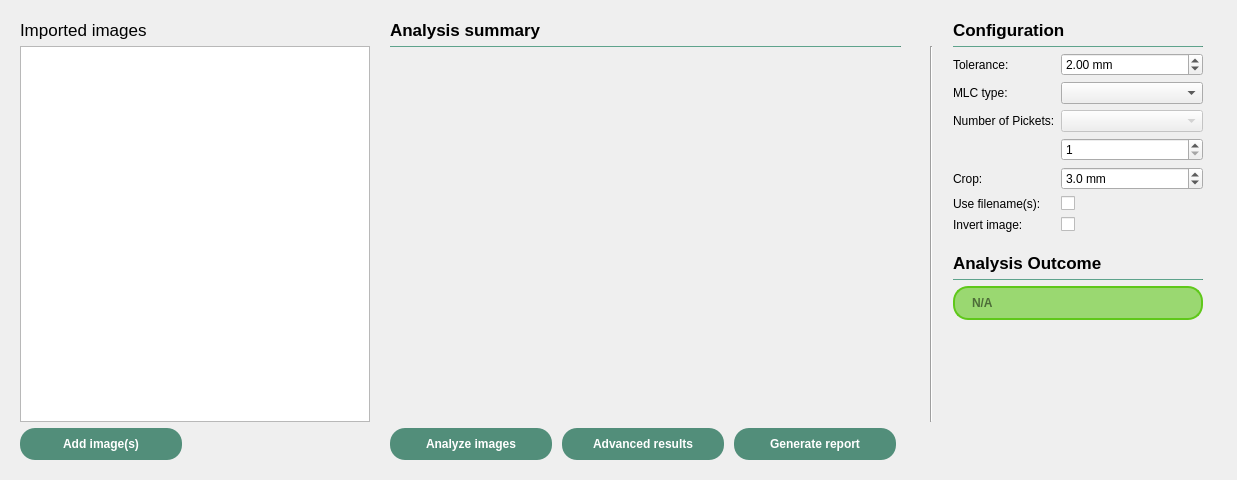
Above: ui/qt_ui/picketFenceWorksheet.ui from Quantico-Bullet/PyBeam-QA before the change. Below: the same form after it.
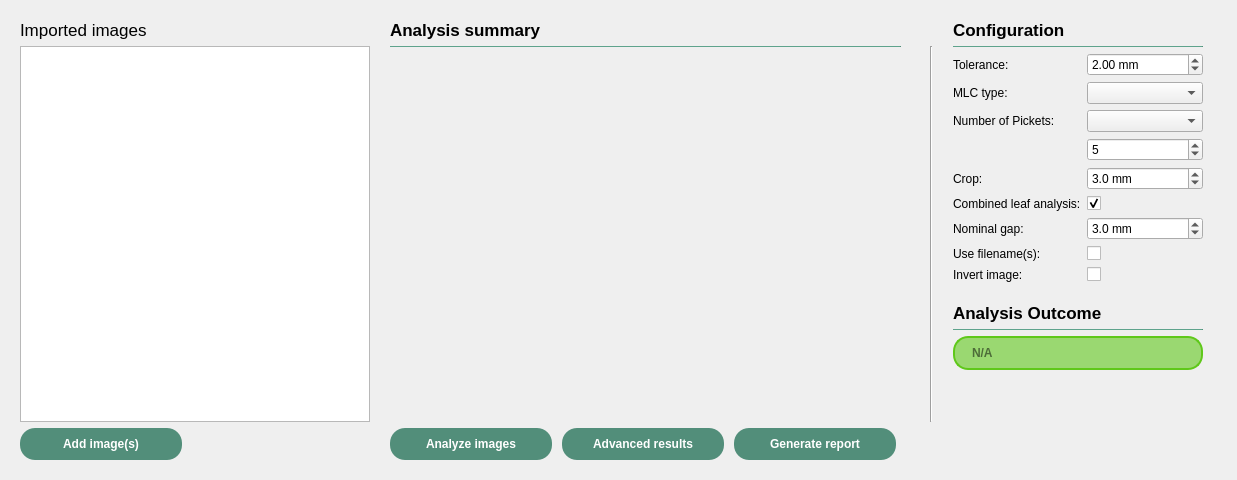
That is the form after the change.

Commit message: Added save feature to TRS-398 worksheet

Diff of the .ui file:
```diff
--- a/ui/qt_ui/picketFenceWorksheet.ui
+++ b/ui/qt_ui/picketFenceWorksheet.ui
@@ -112,14 +112,37 @@
             <item row="1" column="1">
              <widget class="QComboBox" name="mlcTypeCB"/>
             </item>
-            <item row="4" column="0">
+            <item row="2" column="0">
+             <widget class="QLabel" name="numPicketsLabel">
+              <property name="text">
+               <string>Number of Pickets:</string>
+              </property>
+             </widget>
+            </item>
+            <item row="2" column="1">
+             <widget class="QComboBox" name="numPicketsCB"/>
+            </item>
+            <item row="3" column="1">
+             <widget class="QSpinBox" name="numPicketsSB">
+              <property name="minimum">
+               <number>1</number>
+              </property>
+              <property name="maximum">
+               <number>20</number>
+              </property>
+              <property name="value">
+               <number>5</number>
+              </property>
+             </widget>
+            </item>
+            <item row="5" column="0">
              <widget class="QLabel" name="cropLabel">
               <property name="text">
                <string>Crop:</string>
               </property>
              </widget>
             </item>
-            <item row="4" column="1">
+            <item row="5" column="1">
              <widget class="QDoubleSpinBox" name="cropDSB">
               <property name="suffix">
                <string> mm</string>
@@ -135,14 +158,57 @@
               </property>
              </widget>
             </item>
-            <item row="5" column="0">
+            <item row="6" column="0">
+             <widget class="QLabel" name="combLeafAnalysisLabel">
+              <property name="text">
+               <string>Combined leaf analysis:</string>
+              </property>
+             </widget>
+            </item>
+            <item row="6" column="1">
+             <widget class="QCheckBox" name="combLeafAnalysisCheckB">
+              <property name="checked">
+               <bool>true</bool>
+              </property>
+             </widget>
+            </item>
+            <item row="7" column="0">
+             <widget class="QLabel" name="nominalGapLabel">
+              <property name="text">
+               <string>Nominal gap:</string>
+              </property>
+             </widget>
+            </item>
+            <item row="7" column="1">
+             <widget class="QDoubleSpinBox" name="nominalGapDSB">
+              <property name="prefix">
+               <string/>
+              </property>
+              <property name="suffix">
+               <string> mm</string>
+              </property>
+              <property name="decimals">
+               <number>1</number>
+              </property>
+              <property name="minimum">
+               <double>0.100000000000000</double>
+              </property>
+              <property name="maximum">
+               <double>50.000000000000000</double>
+              </property>
+              <property name="value">
+               <double>3.000000000000000</double>
+              </property>
+             </widget>
+            </item>
+            <item row="8" column="0">
              <widget class="QLabel" name="useFilenameSLabel">
               <property name="text">
                <string>Use filename(s):</string>
               </property>
              </widget>
             </item>
-            <item row="5" column="1">
+            <item row="8" column="1">
              <widget class="QCheckBox" name="useFilenameSCheckB">
               <property name="sizePolicy">
                <sizepolicy hsizetype="Fixed" vsizetype="Fixed">
@@ -152,40 +218,16 @@
               </property>
              </widget>
             </item>
-            <item row="6" column="0">
+            <item row="9" column="0">
              <widget class="QLabel" name="invertImageLabel">
               <property name="text">
                <string>Invert image:</string>
               </property>
              </widget>
             </item>
-            <item row="6" column="1">
+            <item row="9" column="1">
              <widget class="QCheckBox" name="invertImageCheckB"/>
             </item>
-            <item row="2" column="0">
-             <widget class="QLabel" name="numPicketsLabel">
-              <property name="text">
-               <string>Number of Pickets:</string>
-              </property>
-             </widget>
-            </item>
-            <item row="2" column="1">
-             <widget class="QComboBox" name="numPicketsCB">
-              <property name="enabled">
-               <bool>false</bool>
-              </property>
-             </widget>
-            </item>
-            <item row="3" column="1">
-             <widget class="QSpinBox" name="numPicketsSB">
-              <property name="minimum">
-               <number>1</number>
-              </property>
-              <property name="maximum">
-               <number>20</number>
-              </property>
-             </widget>
-            </item>
            </layout>
           </item>
           <item>
```
The commit also changes 18 other files.
